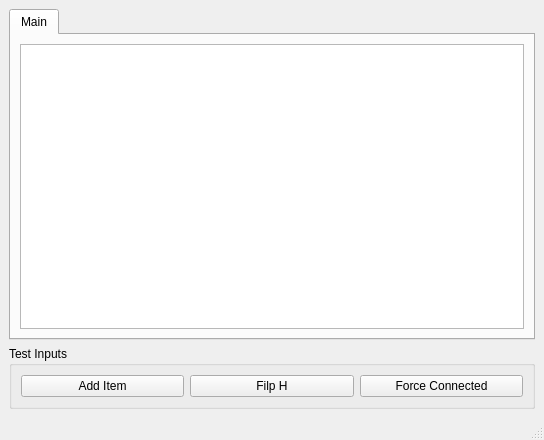
First picture: the form in mainwindow.ui, repository NDMDevel/GuiBlocksPublic, before the edit.
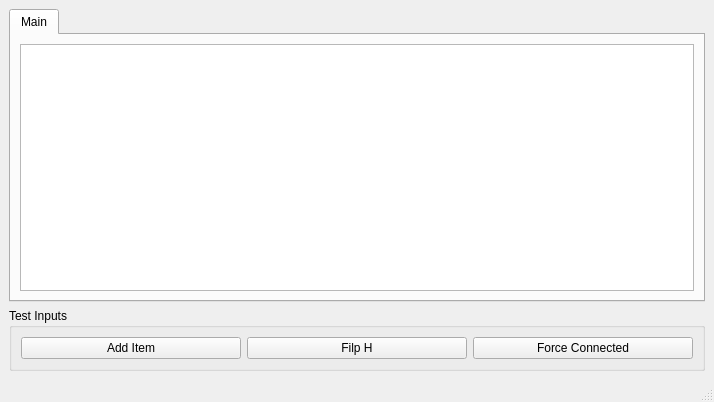
Second picture: the form after the edit. Custom widgets are drawn as their Qt base class.

```diff
--- a/mainwindow.ui
+++ b/mainwindow.ui
@@ -6,8 +6,8 @@
    <rect>
     <x>0</x>
     <y>0</y>
-    <width>544</width>
-    <height>440</height>
+    <width>714</width>
+    <height>402</height>
    </rect>
   </property>
   <property name="windowTitle">
```
Left out of the diff: 2 changed lines with no effect on the pictures.
